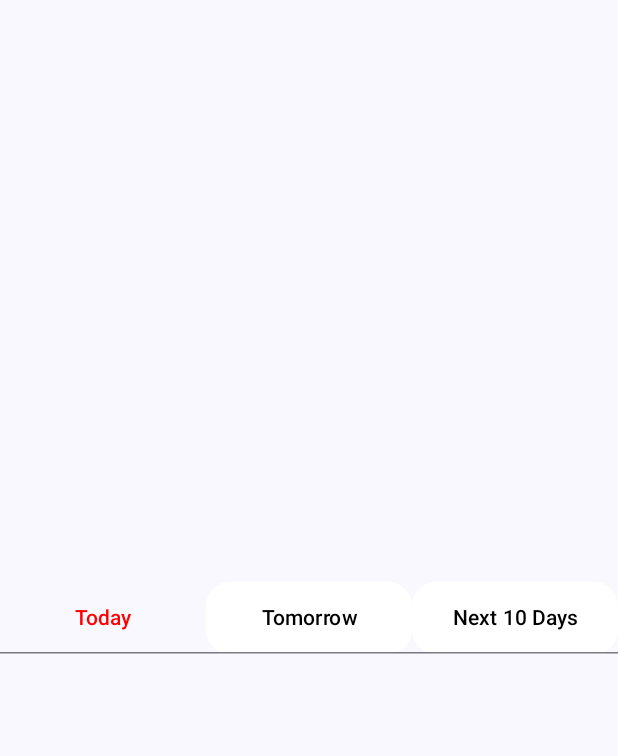
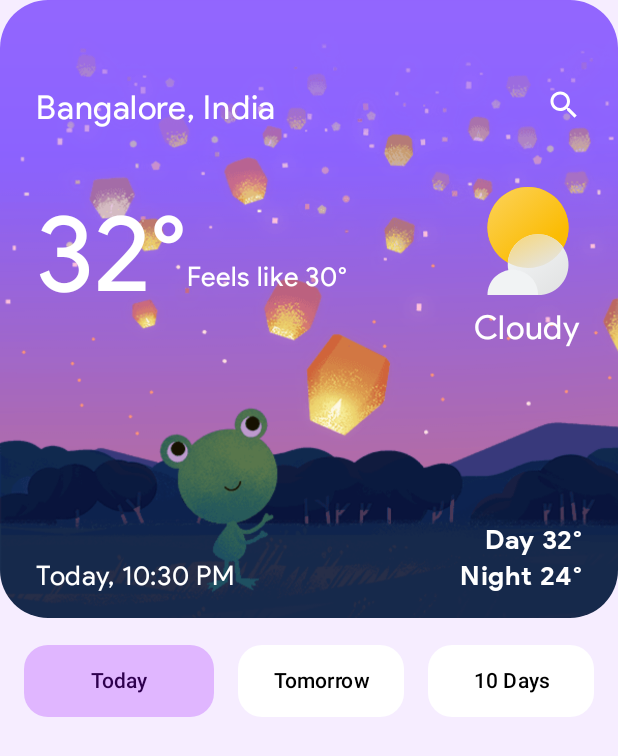
Before and after one commit to ashutosh-kumar-kushwaha/Weather-App, an Android app built with Jetpack Compose: the screen it shows after launch (MainActivity), on a phone screen of 412 x 824 dp. Shown: the top 756 px of the screen. Run offline under Robolectric (Android 15) with nearby library versions, the phone set to English and light mode, and no system bars; our stand-ins replace constraintlayout-compose.

Commit message:
Finish tabs and tabrow

```diff
--- a/app/src/main/java/in/ashutoshkk/weatherapp/presentation/ui/theme/Color.kt
+++ b/app/src/main/java/in/ashutoshkk/weatherapp/presentation/ui/theme/Color.kt
@@ -10,5 +10,6 @@ val Purple40 = Color(0xFF6650a4)
 val PurpleGrey40 = Color(0xFF625b71)
 val Pink40 = Color(0xFF7D5260)
 
-val TextColor1 = Color(0x2E004E)
-val Color1 = Color(0xE0B6FF)
+val TextColor1 = Color(0xFF2E004E)
+val Color1 = Color(0xFFE0B6FF)
+val BgColor1 = Color(0xFFF6EDFF)
--- a/app/src/main/java/in/ashutoshkk/weatherapp/presentation/weather/WeatherScreen.kt
+++ b/app/src/main/java/in/ashutoshkk/weatherapp/presentation/weather/WeatherScreen.kt
@@ -1,7 +1,11 @@
 package `in`.ashutoshkk.weatherapp.presentation.weather
 
+import android.content.res.Configuration
+import androidx.compose.foundation.background
 import androidx.compose.foundation.layout.Column
+import androidx.compose.foundation.layout.Spacer
 import androidx.compose.foundation.layout.fillMaxWidth
+import androidx.compose.foundation.layout.height
 import androidx.compose.runtime.Composable
 import androidx.compose.runtime.getValue
 import androidx.compose.runtime.mutableIntStateOf
@@ -9,8 +13,10 @@ import androidx.compose.runtime.saveable.rememberSaveable
 import androidx.compose.runtime.setValue
 import androidx.compose.ui.Modifier
 import androidx.compose.ui.tooling.preview.Preview
+import androidx.compose.ui.unit.dp
 import androidx.navigation.NavController
 import androidx.navigation.compose.rememberNavController
+import `in`.ashutoshkk.weatherapp.presentation.ui.theme.BgColor1
 import `in`.ashutoshkk.weatherapp.presentation.weather.components.Tabs
 import `in`.ashutoshkk.weatherapp.presentation.weather.components.WeatherCard
 
@@ -19,15 +25,16 @@ fun WeatherScreen(
     navController: NavController
 ) {
     var selectedTabIndex by rememberSaveable { mutableIntStateOf(0) }
-    Column(modifier = Modifier.fillMaxWidth()) {
+    Column(modifier = Modifier.fillMaxWidth().background(BgColor1)) {
         WeatherCard()
-    }
-    Tabs(selectedTabIndex){
-        selectedTabIndex = it
+        Spacer(modifier = Modifier.height(18.dp))
+        Tabs(selectedTabIndex){
+            selectedTabIndex = it
+        }
     }
 }
 
-@Preview(showBackground = true)
+@Preview(showBackground = true, showSystemUi = true)
 @Composable
 fun previewWeatherScreen() {
     WeatherScreen(navController = rememberNavController())
--- a/app/src/main/java/in/ashutoshkk/weatherapp/presentation/weather/components/Tabs.kt
+++ b/app/src/main/java/in/ashutoshkk/weatherapp/presentation/weather/components/Tabs.kt
@@ -1,38 +1,33 @@
 package `in`.ashutoshkk.weatherapp.presentation.weather.components
 
 import androidx.compose.foundation.background
-import androidx.compose.foundation.layout.Box
-import androidx.compose.foundation.layout.fillMaxSize
-import androidx.compose.foundation.layout.height
+import androidx.compose.foundation.layout.Spacer
+import androidx.compose.foundation.layout.fillMaxWidth
 import androidx.compose.foundation.layout.padding
 import androidx.compose.foundation.layout.width
 import androidx.compose.foundation.shape.RoundedCornerShape
 import androidx.compose.material3.Tab
 import androidx.compose.material3.TabRow
-import androidx.compose.material3.TabRowDefaults
-import androidx.compose.material3.TabRowDefaults.tabIndicatorOffset
 import androidx.compose.material3.Text
 import androidx.compose.runtime.Composable
-import androidx.compose.ui.Alignment
 import androidx.compose.ui.Modifier
 import androidx.compose.ui.graphics.Color
 import androidx.compose.ui.tooling.preview.Preview
 import androidx.compose.ui.unit.dp
+import `in`.ashutoshkk.weatherapp.presentation.ui.theme.BgColor1
 import `in`.ashutoshkk.weatherapp.presentation.ui.theme.Color1
+import `in`.ashutoshkk.weatherapp.presentation.ui.theme.TextColor1
 
 @Composable
 fun Tabs(selectedTabIndex: Int = 0, onTabSelected: (Int) -> Unit = {}) {
-    val titles = listOf("Today", "Tomorrow", "Next 10 Days")
+    val titles = listOf("Today", "Tomorrow", "10 Days")
     TabRow(
         selectedTabIndex = selectedTabIndex,
-        Modifier.background(Color.Black),
-        indicator = { tabPositions ->
-            Box(
-                Modifier
-                    .fillMaxSize()
-                    .background(Color1, RoundedCornerShape(16.dp))
-            )
-        }
+        indicator = {},
+        divider = {},
+        modifier = Modifier
+            .padding(horizontal = 16.dp)
+            .background(Color.White)
     ) {
         titles.forEachIndexed { index, title ->
             Tab(
@@ -40,7 +35,7 @@ fun Tabs(selectedTabIndex: Int = 0, onTabSelected: (Int) -> Unit = {}) {
                     Text(
                         text = title,
                         color = if (selectedTabIndex == index) {
-                            Color.Red
+                            TextColor1
                         } else {
                             Color.Black
                         }
@@ -51,6 +46,9 @@ fun Tabs(selectedTabIndex: Int = 0, onTabSelected: (Int) -> Unit = {}) {
                     onTabSelected(index)
                 },
                 modifier = Modifier
+                    .background(BgColor1)
+                    .padding(start = if(index == 0) 0.dp else 16.dp)
+                    .fillMaxWidth()
                     .background(
                         color = if (selectedTabIndex == index) {
                             Color1
@@ -64,7 +62,7 @@ fun Tabs(selectedTabIndex: Int = 0, onTabSelected: (Int) -> Unit = {}) {
     }
 }
 
-@Preview(showBackground = true)
+@Preview(showBackground = true, widthDp = 640)
 @Composable
 fun PreviewTabs() {
     Tabs()
```
